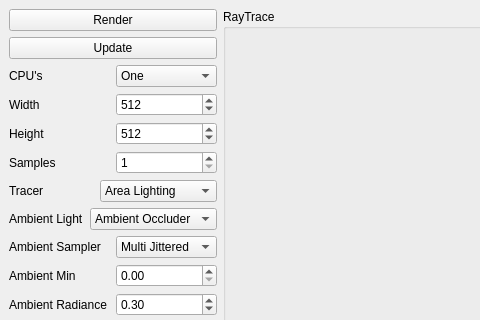
Qt form GUI/MainWindow.ui (faalbers/faaray) before a commit; both pictures show x 0 to 480 and y 0 to 320 of the 807 by 725 pixel window.
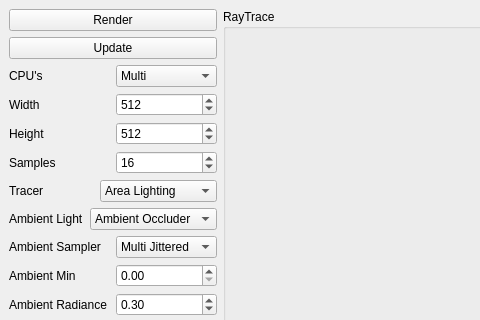
The same form after that commit.

Diff of the .ui file:
```diff
--- a/GUI/MainWindow.ui
+++ b/GUI/MainWindow.ui
@@ -42,6 +42,9 @@
         </item>
         <item>
          <widget class="QComboBox" name="cpus">
+          <property name="currentIndex">
+           <number>1</number>
+          </property>
           <item>
            <property name="text">
             <string>One</string>
@@ -116,7 +119,7 @@
            <number>10000</number>
           </property>
           <property name="value">
-           <number>1</number>
+           <number>16</number>
           </property>
          </widget>
         </item>
```
